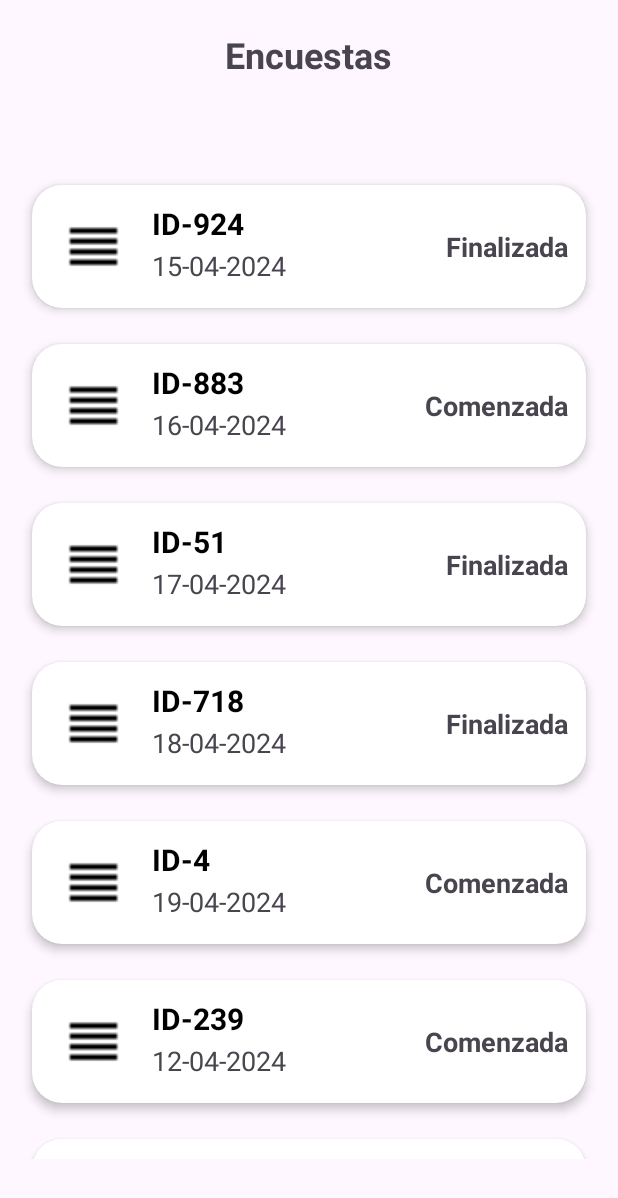
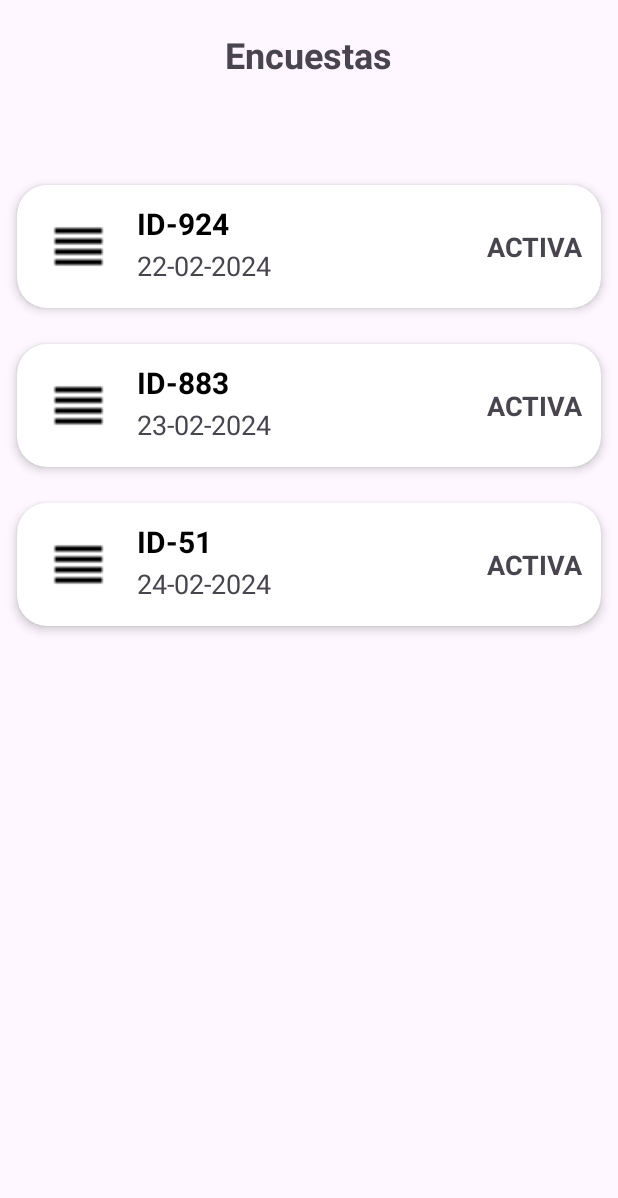
Before and after one commit to nicole-alvarado/NutriTNT, an Android app: the ListEncuestasFragment screen opened through its navigation route, on a phone screen of 412 x 824 dp. Shown: the top 1198 px of the screen. Run offline under Robolectric (Android 15) with nearby library versions, the phone set to English and light mode, and no system bars.

Commit message:
nuevo recyclerView implementado

```diff
--- a/app/src/main/java/com/example/nutritnt/ListEncuestasFragment.kt
+++ b/app/src/main/java/com/example/nutritnt/ListEncuestasFragment.kt
@@ -11,12 +11,15 @@ import androidx.core.view.ViewCompat
 import androidx.core.view.WindowInsetsCompat
 import androidx.navigation.fragment.findNavController
 import androidx.recyclerview.widget.LinearLayoutManager
+import com.example.nutritnt.adapter.EncuestaAdapter
+import com.example.nutritnt.adapter.EncuestaViewHolder
 import com.example.nutritnt.databinding.FragmentListEncuestasBinding
+import com.example.nutritnt.provider.EncuestaProvider
 import kotlin.random.Random
 
-class ListEncuestasFragment : Fragment(), ListAdapterFragment.OnItemClickListener {
+class ListEncuestasFragment : Fragment() {
     private lateinit var binding: FragmentListEncuestasBinding
-    private lateinit var listAdapter: ListAdapterFragment
+
     override fun onCreateView(
         inflater: LayoutInflater, container: ViewGroup?,
         savedInstanceState: Bundle?
@@ -26,52 +29,24 @@ class ListEncuestasFragment : Fragment(), ListAdapterFragment.OnItemClickListene
         binding = FragmentListEncuestasBinding.inflate(inflater, container, false)
         val view = binding.root
 
-        listAdapter = ListAdapterFragment(getItemList(), this)
-        binding.RecyclerViewEncuestas.layoutManager = LinearLayoutManager(requireContext())
-        binding.RecyclerViewEncuestas.adapter = listAdapter
-        listAdapter.setOnItemClickListener(this)
-
         ViewCompat.setOnApplyWindowInsetsListener(view) { v, insets ->
             val systemBars = insets.getInsets(WindowInsetsCompat.Type.systemBars())
             v.setPadding(systemBars.left, systemBars.top, systemBars.right, systemBars.bottom)
             insets
         }
+
         return view
     }
 
-    private fun generateRandomId(): String {
-        return "ID-${Random.nextInt(1000)}"
+    override fun onViewCreated(view: View, savedInstanceState: Bundle?) {
+        super.onViewCreated(view, savedInstanceState)
+        initRecyclerView()
     }
 
-    private fun getItemList(): List<ListElementFragment> {
-        return mutableListOf(
-            ListElementFragment(generateRandomId(), "15-04-2024", "Finalizada"),
-            ListElementFragment(generateRandomId(), "16-04-2024", "Comenzada"),
-            ListElementFragment(generateRandomId(), "17-04-2024", "Finalizada"),
-            ListElementFragment(generateRandomId(), "18-04-2024", "Finalizada"),
-            ListElementFragment(generateRandomId(), "19-04-2024", "Comenzada"),
-            ListElementFragment(generateRandomId(), "12-04-2024", "Comenzada"),
-            ListElementFragment(generateRandomId(), "21-04-2024", "Comenzada"),
-            ListElementFragment(generateRandomId(), "01-04-2024", "Finalizada"),
-            ListElementFragment(generateRandomId(), "20-04-2024", "Finalizada")
-        )
-    }
-
-    override fun onItemClick(nombre: String, fecha: String, estado: String) {
-        Log.d("ListEncuestasFragment", "Nombre de la encuesta seleccionada: $nombre")
-        findNavController().navigate(ListEncuestasFragmentDirections.actionListEncuestasFragmentToDetailEncuestaFragment(nombre, fecha, estado))
-        //val context = binding.root.context
-        //val bundle = Bundle().apply {
-        //    putString("ENCUESTA_ID", nombre)
-        //    putString("FECHA", fecha)
-        //    putString("ESTADO", estado)
-        //}
-//        val detailFragment = DetailEncuestaFragment()
-  //      detailFragment.arguments = bundle
-    //    activity?.supportFragmentManager?.beginTransaction()
-      //      ?.replace(R.id.fragmentContainer, detailFragment)
-        //    ?.addToBackStack(null)
-          //  ?.commit()
+    private fun initRecyclerView(){
+        val recyclerView = binding.recyclerViewEncuesta
+        recyclerView.layoutManager = LinearLayoutManager(requireContext())
+        recyclerView.adapter = EncuestaAdapter(EncuestaProvider.encuestaList)
     }
 
 }
--- /dev/null
+++ b/app/src/main/java/com/example/nutritnt/adapter/EncuestaAdapter.kt
@@ -0,0 +1,26 @@
+package com.example.nutritnt.adapter
+
+import android.view.LayoutInflater
+import android.view.ViewGroup
+import androidx.recyclerview.widget.RecyclerView
+import com.example.nutritnt.R
+import com.example.nutritnt.models.Encuest
+
+class EncuestaAdapter(private val encuestaList:List<Encuest>) : RecyclerView.Adapter<EncuestaViewHolder>(){
+
+
+    override fun onCreateViewHolder(parent: ViewGroup, viewType: Int): EncuestaViewHolder {
+        val layoutInflater = LayoutInflater.from(parent.context)
+        return EncuestaViewHolder(layoutInflater.inflate(R.layout.item_encuesta, parent, false))
+    }
+
+    // Pasa por cada uno de los items y va a llamar al render pasandole ese item
+    override fun onBindViewHolder(holder: EncuestaViewHolder, position: Int) {
+        val item = encuestaList[position]
+        holder.render(item)
+    }
+
+    override fun getItemCount(): Int {
+        return encuestaList.size
+    }
+}
--- /dev/null
+++ b/app/src/main/java/com/example/nutritnt/adapter/EncuestaViewHolder.kt
@@ -0,0 +1,24 @@
+package com.example.nutritnt.adapter
+
+import android.view.View
+import android.widget.ImageView
+import android.widget.TextView
+import androidx.recyclerview.widget.RecyclerView
+import com.example.nutritnt.R
+import com.example.nutritnt.models.Encuest
+
+class EncuestaViewHolder(view: View) : RecyclerView.ViewHolder(view) {
+
+    val nombreEncuesta = view.findViewById<TextView>(R.id.tvNombre)
+    val fechaEncuesta = view.findViewById<TextView>(R.id.tvFecha)
+    val estadoEncuesta = view.findViewById<TextView>(R.id.tvEstado)
+    val imagenEncuesta = view.findViewById<ImageView>(R.id.iconImageView)
+
+    // Esta función se va a llamar por cada item del listado de encuestas
+    fun render(encuestaModel: Encuest){
+        nombreEncuesta.text = encuestaModel.nombre
+        fechaEncuesta.text = encuestaModel.fecha
+        estadoEncuesta.text = encuestaModel.estado
+
+    }
+}
--- /dev/null
+++ b/app/src/main/java/com/example/nutritnt/models/Encuest.kt
@@ -0,0 +1,3 @@
+package com.example.nutritnt.models
+
+data class Encuest (val nombre: String, val fecha: String, val estado: String)
--- /dev/null
+++ b/app/src/main/java/com/example/nutritnt/provider/EncuestaProvider.kt
@@ -0,0 +1,17 @@
+package com.example.nutritnt.provider
+
+import com.example.nutritnt.models.Encuest
+import kotlin.random.Random
+
+class EncuestaProvider {
+    companion object{
+        private fun generateRandomId(): String {
+            return "ID-${Random.nextInt(1000)}"
+        }
+
+        val encuestaList = listOf<Encuest>(
+            Encuest(generateRandomId(),"22-02-2024","ACTIVA"),
+            Encuest(generateRandomId(),"23-02-2024","ACTIVA"),
+            Encuest(generateRandomId(),"24-02-2024","ACTIVA"))
+    }
+}
--- a/app/src/main/res/layout/fragment_list_encuestas.xml
+++ b/app/src/main/res/layout/fragment_list_encuestas.xml
@@ -21,7 +21,7 @@
         app:layout_constraintTop_toTopOf="parent" />
 
     <androidx.recyclerview.widget.RecyclerView
-        android:id="@+id/RecyclerViewEncuestas"
+        android:id="@+id/recyclerViewEncuesta"
         android:layout_width="409dp"
         android:layout_height="661dp"
         android:layout_marginStart="1dp"
--- /dev/null
+++ b/app/src/main/res/layout/item_encuesta.xml
@@ -0,0 +1,92 @@
+<?xml version="1.0" encoding="utf-8"?>
+<androidx.constraintlayout.widget.ConstraintLayout xmlns:android="http://schemas.android.com/apk/res/android"
+    xmlns:tools="http://schemas.android.com/tools"
+    android:layout_width="match_parent"
+    android:layout_height="wrap_content"
+    xmlns:app="http://schemas.android.com/apk/res-auto">
+
+    <androidx.cardview.widget.CardView
+        android:id="@+id/cardViewEncuesta"
+        android:layout_width="wrap_content"
+        android:layout_height="wrap_content"
+        android:animateLayoutChanges="true"
+        app:cardCornerRadius="20dp"
+        app:cardElevation="4dp"
+        app:cardUseCompatPadding="true"
+        android:layout_marginRight="10dp"
+        android:layout_marginLeft="10dp"
+        tools:ignore="MissingConstraints">
+
+        <LinearLayout
+            android:layout_width="match_parent"
+            android:layout_height="match_parent"
+            android:animateLayoutChanges="true"
+            android:orientation="vertical">
+
+            <RelativeLayout
+                android:layout_width="match_parent"
+                android:layout_height="match_parent"
+                android:orientation="horizontal"
+                android:padding="6dp"
+                >
+                <ImageView
+                    android:id="@+id/iconImageView"
+                    android:layout_width="70dp"
+                    android:layout_height="70dp"
+                    android:layout_alignParentStart="true"
+                    android:layout_centerVertical="true"
+                    android:layout_gravity="center"
+                    android:paddingLeft="14dp"
+                    android:paddingRight="14dp"
+                    app:srcCompat="@drawable/detail"
+                    android:layout_alignParentLeft="true"/>
+                <LinearLayout
+                    android:id="@+id/linearLayout"
+                    android:layout_width="wrap_content"
+                    android:layout_height="wrap_content"
+                    android:layout_alignParentTop="true"
+                    android:layout_marginStart="4dp"
+                    android:layout_marginTop="6dp"
+                    android:layout_toEndOf="@+id/iconImageView"
+                    android:orientation="vertical"
+                    android:layout_marginLeft="4dp"
+                    android:layout_toRightOf="@id/iconImageView"
+                    >
+                    <TextView
+                        android:id="@+id/tvNombre"
+                        android:layout_width="match_parent"
+                        android:layout_height="wrap_content"
+                        android:layout_marginBottom="2dp"
+                        android:text="Nicole"
+                        android:textColor="@android:color/black"
+                        android:textSize="20sp"
+                        android:textStyle="bold">
+                    </TextView>
+                    <TextView
+                        android:id="@+id/tvFecha"
+                        android:layout_width="match_parent"
+                        android:layout_height="wrap_content"
+                        android:text="02-05-2024"
+                        android:textSize="18sp">
+                    </TextView>
+                </LinearLayout>
+
+                <TextView
+                    android:id="@+id/tvEstado"
+                    android:layout_width="wrap_content"
+                    android:layout_height="wrap_content"
+                    android:layout_centerVertical="true"
+                    android:layout_marginEnd="6dp"
+                    android:layout_marginRight="6dp"
+                    android:text="Finalizada"
+                    android:textSize="18sp"
+                    android:textStyle="bold"
+                    android:layout_alignParentRight="true"
+                    android:layout_alignParentEnd="true">
+                </TextView>
+
+            </RelativeLayout>
+        </LinearLayout>
+    </androidx.cardview.widget.CardView>
+
+</androidx.constraintlayout.widget.ConstraintLayout>
```
